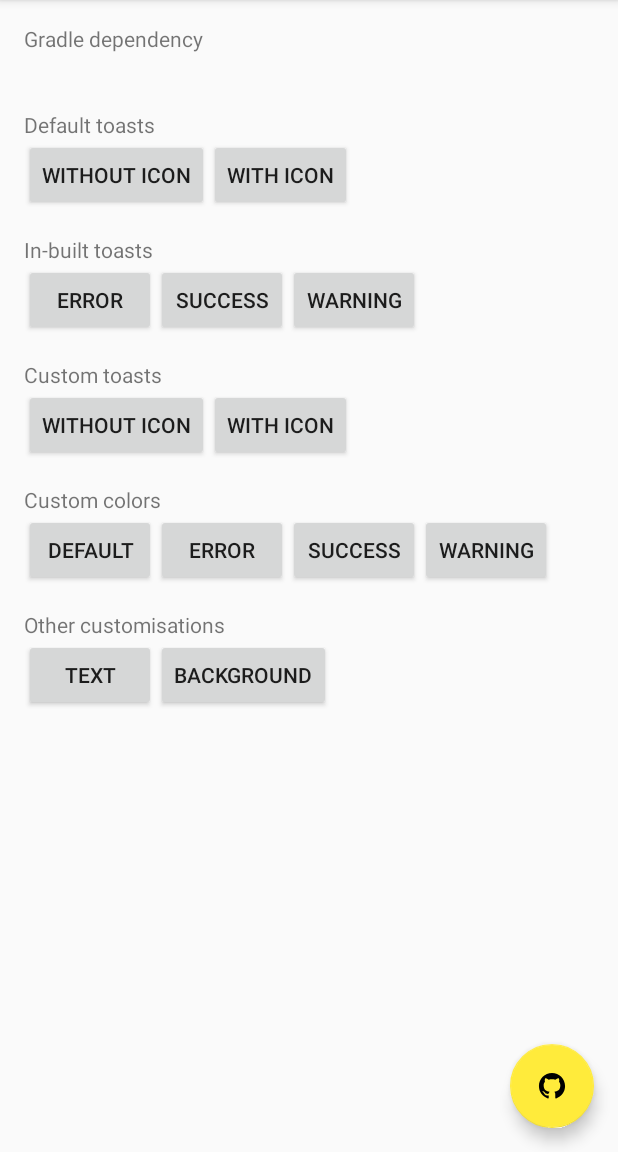
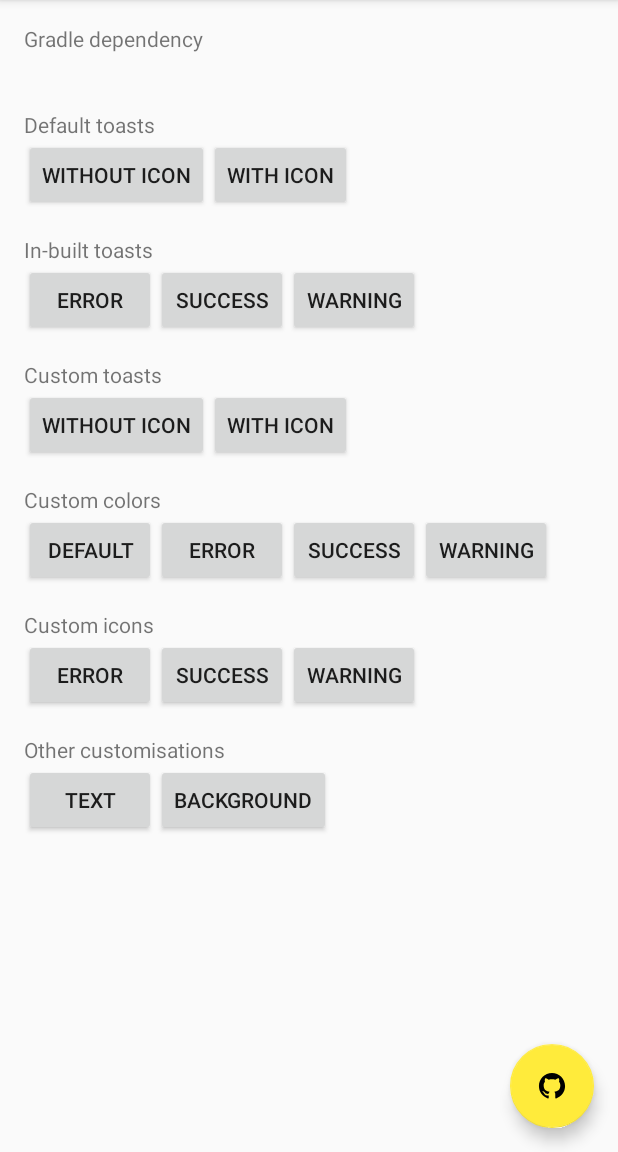
Before and after one commit to pranavpandey/dynamic-toasts, an Android app: the screen it shows after launch (DynamicToastsActivity), on a phone screen of 412 x 824 dp, the part 84-1236 px from its top. Run offline under Robolectric (Android 15) with nearby library versions, the phone set to English and light mode, and no system bars; 2 statements that could not run were skipped.

Commit message:
Add custom icon support for in-built toasts

```diff
--- a/sample/src/main/res/layout/content_dynamic_toasts.xml
+++ b/sample/src/main/res/layout/content_dynamic_toasts.xml
@@ -117,25 +117,56 @@
             android:orientation="horizontal">
 
             <Button
-                android:id="@+id/toast_default_custom"
+                android:id="@+id/toast_default_color"
                 android:layout_width="wrap_content"
                 android:layout_height="wrap_content"
                 android:text="@string/default_custom" />
 
             <Button
-                android:id="@+id/toast_error_custom"
+                android:id="@+id/toast_error_color"
                 android:layout_width="wrap_content"
                 android:layout_height="wrap_content"
                 android:text="@string/error" />
 
             <Button
-                android:id="@+id/toast_success_custom"
+                android:id="@+id/toast_success_color"
                 android:layout_width="wrap_content"
                 android:layout_height="wrap_content"
                 android:text="@string/success" />
 
             <Button
-                android:id="@+id/toast_warning_custom"
+                android:id="@+id/toast_warning_color"
+                android:layout_width="wrap_content"
+                android:layout_height="wrap_content"
+                android:text="@string/warning" />
+
+        </LinearLayout>
+
+        <TextView
+            android:layout_width="wrap_content"
+            android:layout_height="wrap_content"
+            android:layout_marginTop="@dimen/activity_margin"
+            android:text="@string/custom_icons" />
+
+        <LinearLayout
+            android:layout_width="match_parent"
+            android:layout_height="wrap_content"
+            android:orientation="horizontal">
+
+            <Button
+                android:id="@+id/toast_error_icon"
+                android:layout_width="wrap_content"
+                android:layout_height="wrap_content"
+                android:text="@string/error" />
+
+            <Button
+                android:id="@+id/toast_success_icon"
+                android:layout_width="wrap_content"
+                android:layout_height="wrap_content"
+                android:text="@string/success" />
+
+            <Button
+                android:id="@+id/toast_warning_icon"
                 android:layout_width="wrap_content"
                 android:layout_height="wrap_content"
                 android:text="@string/warning" />
--- a/sample/src/main/res/values/strings.xml
+++ b/sample/src/main/res/values/strings.xml
@@ -14,19 +14,23 @@
     <string name="with_icon_desc">A default toast with icon.</string>
     <string name="inbuilt_toasts">In-built toasts</string>
     <string name="default_custom">Default</string>
-    <string name="default_custom_desc">Custom color for default toast.</string>
+    <string name="default_color_desc">Custom color for default toast.</string>
     <string name="error">Error</string>
     <string name="error_desc">An error has been occured.</string>
-    <string name="error_custom_desc">Custom color for error toast.</string>
+    <string name="error_color_desc">Custom color for error toast.</string>
+    <string name="error_icon_desc">Custom icon for error toast.</string>
     <string name="success">Success</string>
     <string name="success_desc">Task has been completed successfully.</string>
-    <string name="success_custom_desc">Custom color for success toast.</string>
+    <string name="success_color_desc">Custom color for success toast.</string>
+    <string name="success_icon_desc">Custom icon for success toast.</string>
     <string name="warning">Warning</string>
     <string name="warning_desc">This is a warning!</string>
-    <string name="warning_custom_desc">Custom color for warning toast.</string>
+    <string name="warning_color_desc">Custom color for warning toast.</string>
+    <string name="warning_icon_desc">Custom icon for warning toast.</string>
     <string name="custom_toasts">Custom toasts</string>
     <string name="custom_desc">Sources are available on GitHub.</string>
     <string name="custom_colors">Custom colors</string>
+    <string name="custom_icons">Custom icons</string>
     <string name="config">Other customisations</string>
     <string name="text">text</string>
     <string name="text_desc">Custom text size and typeface.</string>
```
Also changed, not shown: dynamic-toasts/src/main/java/com/pranavpandey/android/dynamic/toasts/DynamicToast.java (+125 -20 lines), sample/src/main/java/com/pranavpandey/android/dynamic/toasts/sample/DynamicToastsActivity.java (+57 -17 lines).
